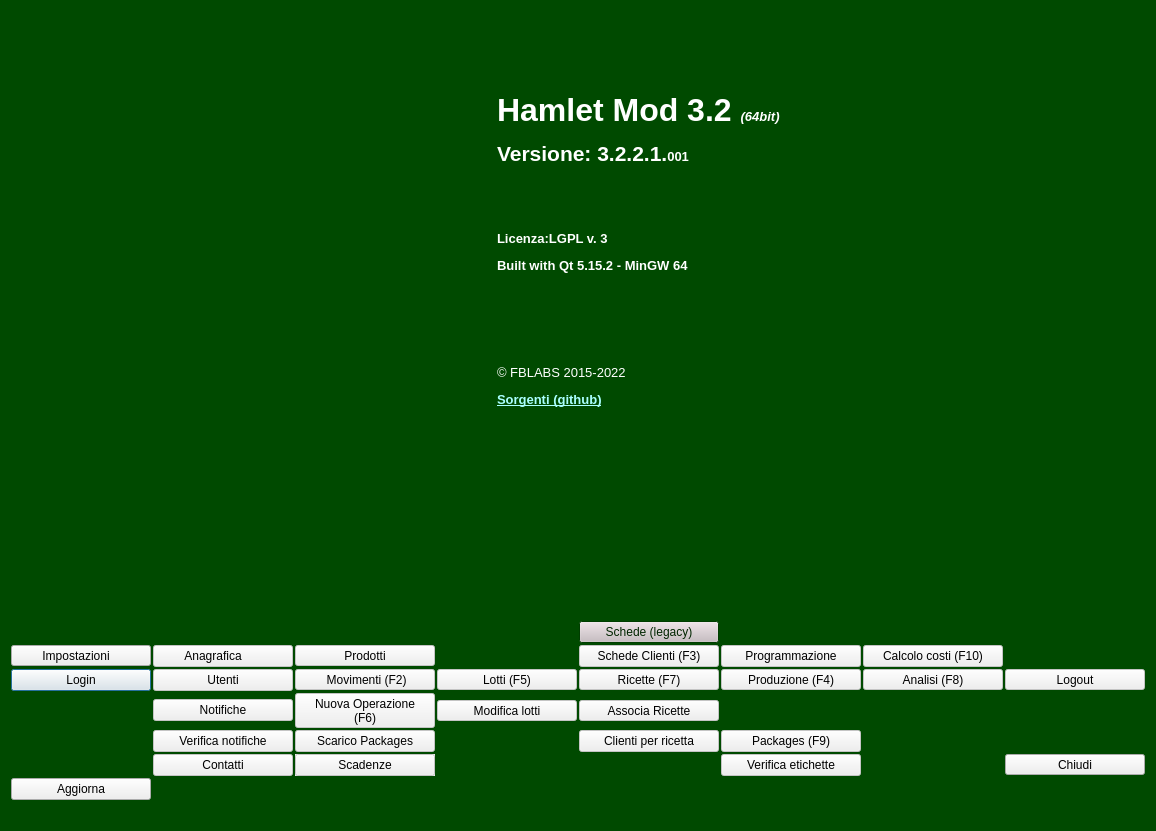
The window that mainwindow.ui (fblabs/hamlet-mod-sancon) describes before a commit, drawn with Qt 5.
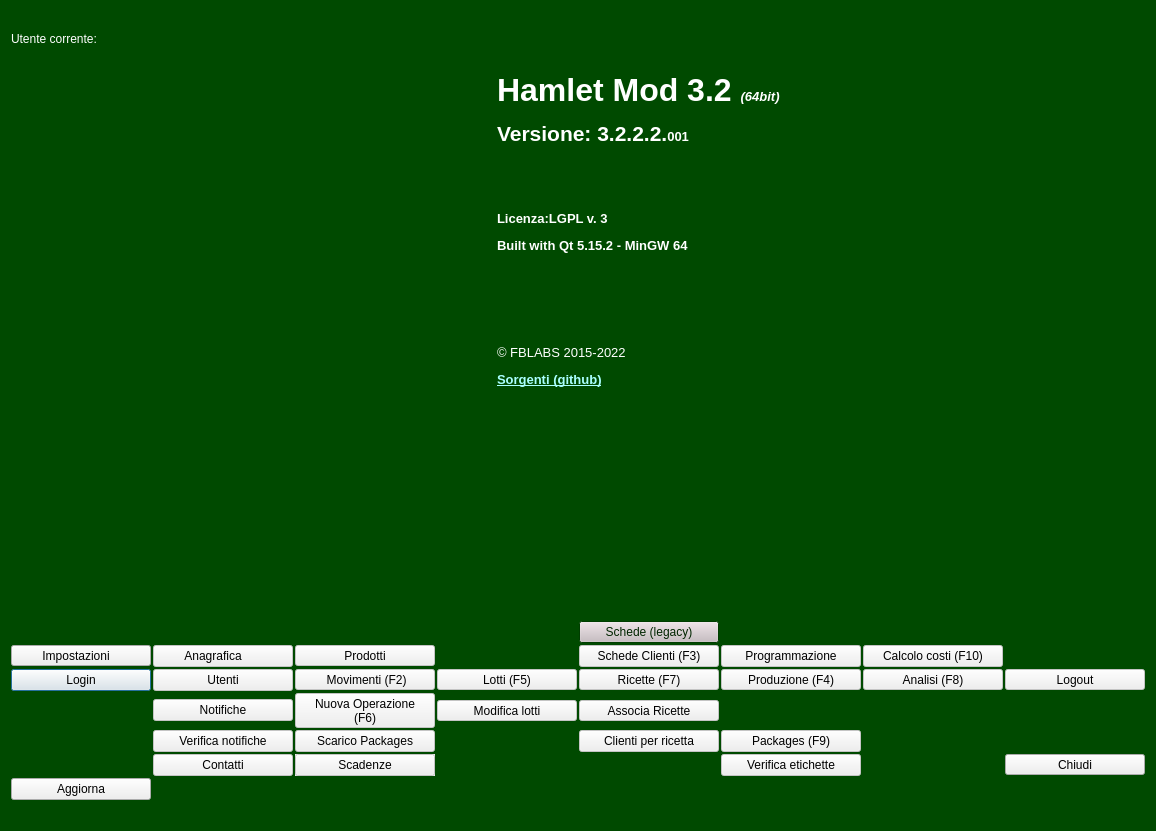
The same window after the commit. Icons and pictures are not drawn.

Diff of the .ui file:
```diff
--- a/mainwindow.ui
+++ b/mainwindow.ui
@@ -411,7 +411,31 @@
   <widget class="QWidget" name="centralWidget">
    <layout class="QVBoxLayout" name="verticalLayout">
     <item>
-     <widget class="QLabel" name="label_3">
+     <layout class="QHBoxLayout" name="horizontalLayout_2">
+      <item>
+       <widget class="QLabel" name="lbUser_label">
+        <property name="minimumSize">
+         <size>
+          <width>100</width>
+          <height>0</height>
+         </size>
+        </property>
+        <property name="maximumSize">
+         <size>
+          <width>100</width>
+          <height>16777215</height>
+         </size>
+        </property>
+        <property name="styleSheet">
+         <string notr="true"/>
+        </property>
+        <property name="text">
+         <string>Utente corrente:</string>
+        </property>
+       </widget>
+      </item>
+      <item>
+       <widget class="QLabel" name="lbCurrentUser">
       <property name="text">
        <string/>
       </property>
@@ -438,6 +462,21 @@
      </widget>
     </item>
     <item>
+       <spacer name="horizontalSpacer_2">
+        <property name="orientation">
+         <enum>Qt::Horizontal</enum>
+        </property>
+        <property name="sizeHint" stdset="0">
+         <size>
+          <width>40</width>
+          <height>20</height>
+         </size>
+        </property>
+       </spacer>
+      </item>
+     </layout>
+    </item>
+    <item>
      <layout class="QHBoxLayout" name="horizontalLayout">
       <item>
        <spacer name="horizontalSpacer">
@@ -492,7 +531,7 @@
          <enum>QFrame::NoFrame</enum>
         </property>
         <property name="text">
-         <string>&lt;html&gt;&lt;head/&gt;&lt;body&gt;&lt;p&gt;&lt;span style=&quot; font-size:24pt; font-weight:600;&quot;&gt;Hamlet Mod 3.2 &lt;/span&gt;&lt;span style=&quot; font-size:10pt; font-weight:600; font-style:italic;&quot;&gt;(64bit)&lt;/span&gt;&lt;/p&gt;&lt;p&gt;&lt;span style=&quot; font-size:16pt; font-weight:600;&quot;&gt;Versione: 3.2.2.1.&lt;/span&gt;&lt;span style=&quot; font-size:10pt; font-weight:600;&quot;&gt;001&lt;/span&gt;&lt;br/&gt;&lt;/p&gt;&lt;p&gt;&lt;br/&gt;&lt;/p&gt;&lt;p&gt;&lt;span style=&quot; font-size:10pt; font-weight:600;&quot;&gt;Licenza:LGPL v. 3&lt;/span&gt;&lt;/p&gt;&lt;p&gt;&lt;span style=&quot; font-size:10pt; font-weight:600;&quot;&gt;Built with Qt 5.15.2 - MinGW 64&lt;/span&gt;&lt;/p&gt;&lt;p&gt;&lt;br/&gt;&lt;/p&gt;&lt;p&gt;&lt;br/&gt;&lt;/p&gt;&lt;p&gt;&lt;span style=&quot; font-size:10pt;&quot;&gt;© FBLABS 2015-2022&lt;/span&gt;&lt;/p&gt;&lt;p&gt;&lt;a href=&quot;￼￼https://github.com/fblabs/hamlet-mod-sancon&quot;&gt;&lt;span style=&quot; font-size:10pt; font-weight:600; text-decoration: underline; color:#aaffff;&quot;&gt;Sorgenti (github)&lt;/span&gt;&lt;/a&gt;&lt;/p&gt;&lt;/body&gt;&lt;/html&gt;</string>
+         <string>&lt;html&gt;&lt;head/&gt;&lt;body&gt;&lt;p&gt;&lt;span style=&quot; font-size:24pt; font-weight:600;&quot;&gt;Hamlet Mod 3.2 &lt;/span&gt;&lt;span style=&quot; font-size:10pt; font-weight:600; font-style:italic;&quot;&gt;(64bit)&lt;/span&gt;&lt;/p&gt;&lt;p&gt;&lt;span style=&quot; font-size:16pt; font-weight:600;&quot;&gt;Versione: 3.2.2.2.&lt;/span&gt;&lt;span style=&quot; font-size:10pt; font-weight:600;&quot;&gt;001&lt;/span&gt;&lt;br/&gt;&lt;/p&gt;&lt;p&gt;&lt;br/&gt;&lt;/p&gt;&lt;p&gt;&lt;span style=&quot; font-size:10pt; font-weight:600;&quot;&gt;Licenza:LGPL v. 3&lt;/span&gt;&lt;/p&gt;&lt;p&gt;&lt;span style=&quot; font-size:10pt; font-weight:600;&quot;&gt;Built with Qt 5.15.2 - MinGW 64&lt;/span&gt;&lt;/p&gt;&lt;p&gt;&lt;br/&gt;&lt;/p&gt;&lt;p&gt;&lt;br/&gt;&lt;/p&gt;&lt;p&gt;&lt;span style=&quot; font-size:10pt;&quot;&gt;© FBLABS 2015-2022&lt;/span&gt;&lt;/p&gt;&lt;p&gt;&lt;a href=&quot;￼￼https://github.com/fblabs/hamlet-mod-sancon&quot;&gt;&lt;span style=&quot; font-size:10pt; font-weight:600; text-decoration: underline; color:#aaffff;&quot;&gt;Sorgenti (github)&lt;/span&gt;&lt;/a&gt;&lt;/p&gt;&lt;/body&gt;&lt;/html&gt;</string>
         </property>
         <property name="scaledContents">
          <bool>false</bool>
@@ -509,50 +548,13 @@
     </item>
     <item>
      <spacer name="verticalSpacer">
-      <property name="palette">
-       <palette>
-        <active>
-         <colorrole role="Button">
-          <brush brushstyle="SolidPattern">
-           <color alpha="255">
-            <red>200</red>
-            <green>188</green>
-            <blue>193</blue>
-           </color>
-          </brush>
-         </colorrole>
-        </active>
-        <inactive>
-         <colorrole role="Button">
-          <brush brushstyle="SolidPattern">
-           <color alpha="255">
-            <red>200</red>
-            <green>188</green>
-            <blue>193</blue>
-           </color>
-          </brush>
-         </colorrole>
-        </inactive>
-        <disabled>
-         <colorrole role="Button">
-          <brush brushstyle="SolidPattern">
-           <color alpha="255">
-            <red>200</red>
-            <green>188</green>
-            <blue>193</blue>
-           </color>
-          </brush>
-         </colorrole>
-        </disabled>
-       </palette>
-      </property>
       <property name="orientation">
        <enum>Qt::Vertical</enum>
       </property>
       <property name="sizeHint" stdset="0">
        <size>
-        <width>20</width>
-        <height>40</height>
+        <width>17</width>
+        <height>79</height>
        </size>
       </property>
      </spacer>
```
Lines whose indentation alone changed are shown as unchanged.
